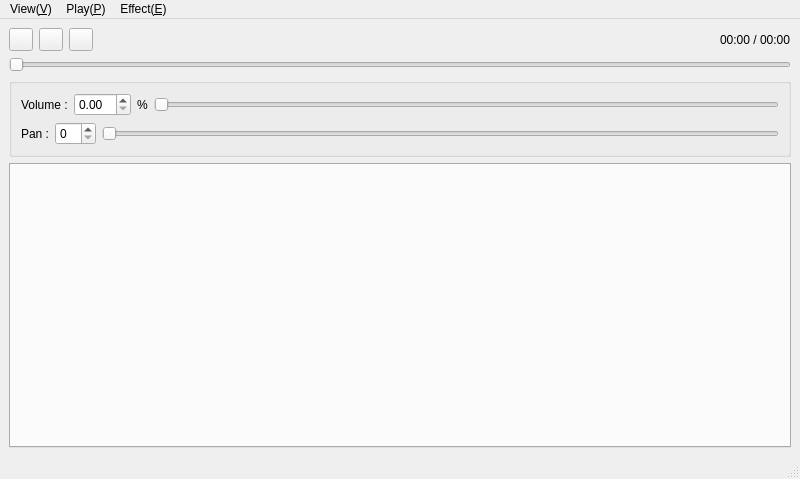
Qt form qt_gui/src/MainWnd/MainWnd.ui (ryotayama/hayaemon_windows) before a commit.
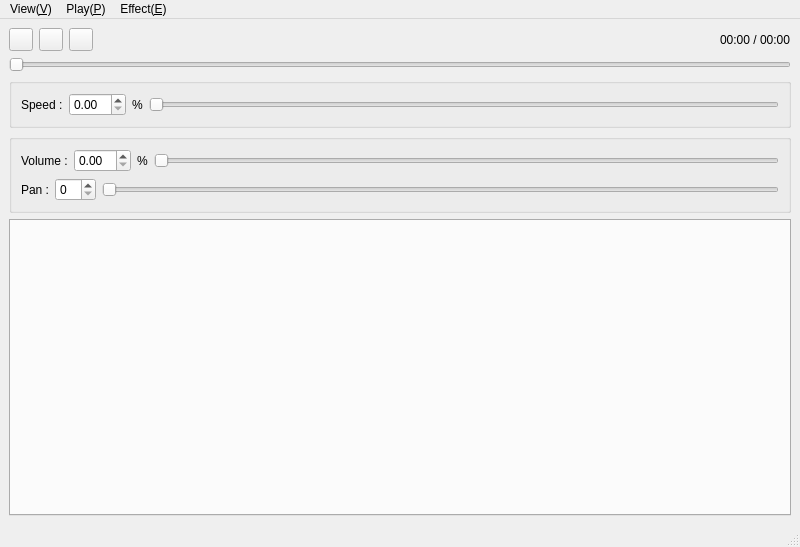
The same form after that commit. Icons and pictures are not drawn. Custom widgets are drawn as their Qt base class.

Patch:
```diff
--- a/qt_gui/src/MainWnd/MainWnd.ui
+++ b/qt_gui/src/MainWnd/MainWnd.ui
@@ -7,7 +7,7 @@
     <x>0</x>
     <y>0</y>
     <width>800</width>
-    <height>479</height>
+    <height>547</height>
    </rect>
   </property>
   <property name="windowTitle">
@@ -95,6 +95,46 @@
       </property>
      </widget>
     </item>
+    <item>
+     <widget class="QGroupBox" name="groupBox">
+      <property name="title">
+       <string/>
+      </property>
+      <property name="flat">
+       <bool>true</bool>
+      </property>
+      <layout class="QVBoxLayout" name="verticalLayout_3">
+       <item>
+        <layout class="QHBoxLayout" name="horizontalLayout_2">
+         <item>
+          <widget class="QLabel" name="speedLabel">
+           <property name="text">
+            <string>Speed :</string>
+           </property>
+          </widget>
+         </item>
+         <item>
+          <widget class="QDoubleSpinBox" name="speedSpinBox"/>
+         </item>
+         <item>
+          <widget class="QLabel" name="speedLabel2">
+           <property name="text">
+            <string>%</string>
+           </property>
+          </widget>
+         </item>
+         <item>
+          <widget class="CSliderCtrlCore" name="speedSlider">
+           <property name="orientation">
+            <enum>Qt::Horizontal</enum>
+           </property>
+          </widget>
+         </item>
+        </layout>
+       </item>
+      </layout>
+     </widget>
+    </item>
     <item>
      <widget class="QGroupBox" name="volumeGroupBox">
       <property name="title">
```
Left out of the diff: 253 changed lines with no effect on the pictures.
